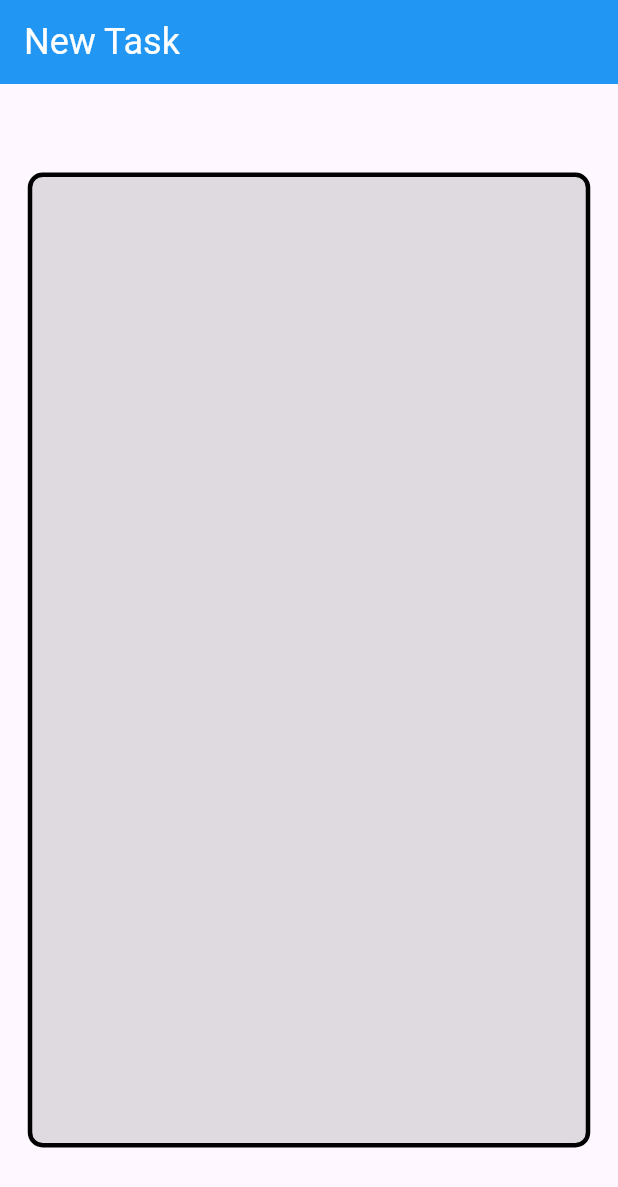
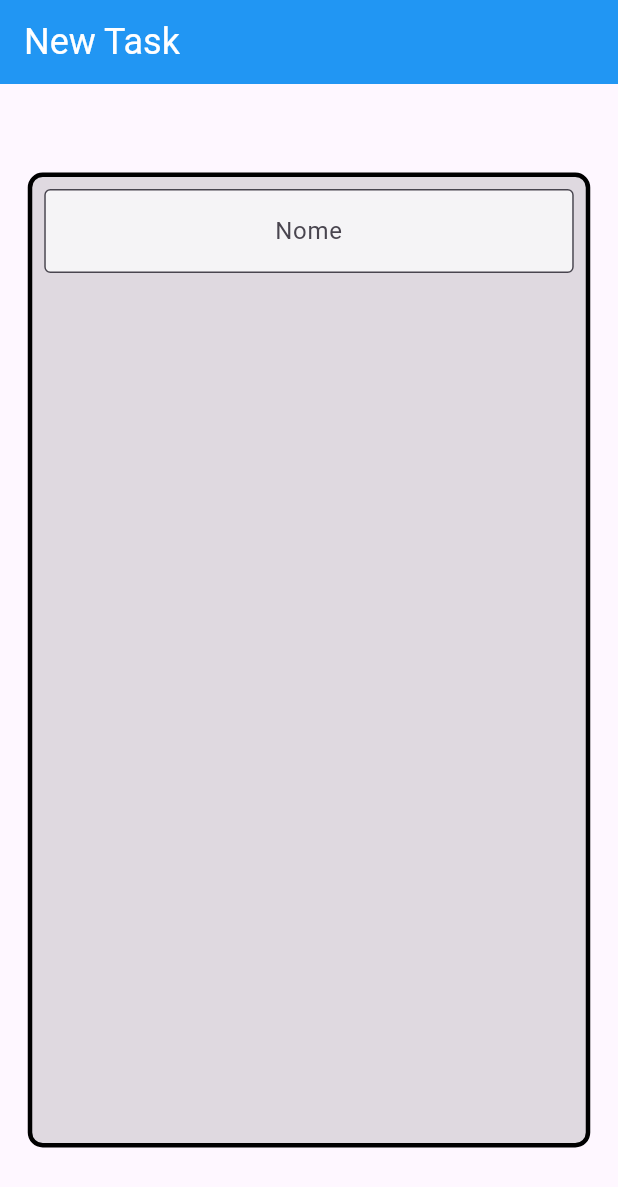
Before and after one commit to JonatasFlores/my-first-project, a Flutter app: the screen it shows after launch, on a phone screen of 412 x 824 dp. Shown: the top 1187 px of the screen. Run offline on Flutter 3.47's test engine with Material 3 defaults, Android fonts, the phone set to English and light mode, and no system bars.

Commit message:
Criado um TextFormField e adicionado alguns parâmetros

```diff
--- a/lib/screens/form_screen.dart
+++ b/lib/screens/form_screen.dart
@@ -26,6 +26,21 @@ class _FormScreenState extends State<FormScreen> {
               border: Border.all(
                 width: 3,
               )),
+          child: Column(
+            children: [
+              Padding(
+                padding: const EdgeInsets.all(8.0),
+                child: TextFormField(
+                    textAlign: TextAlign.center,
+                    decoration: InputDecoration(
+                      border: OutlineInputBorder(),
+                      hintText: 'Nome',
+                      fillColor: Colors.white70,
+                      filled: true,
+                    )),
+              ),
+            ],
+          ),
         ),
       ),
     );
```
